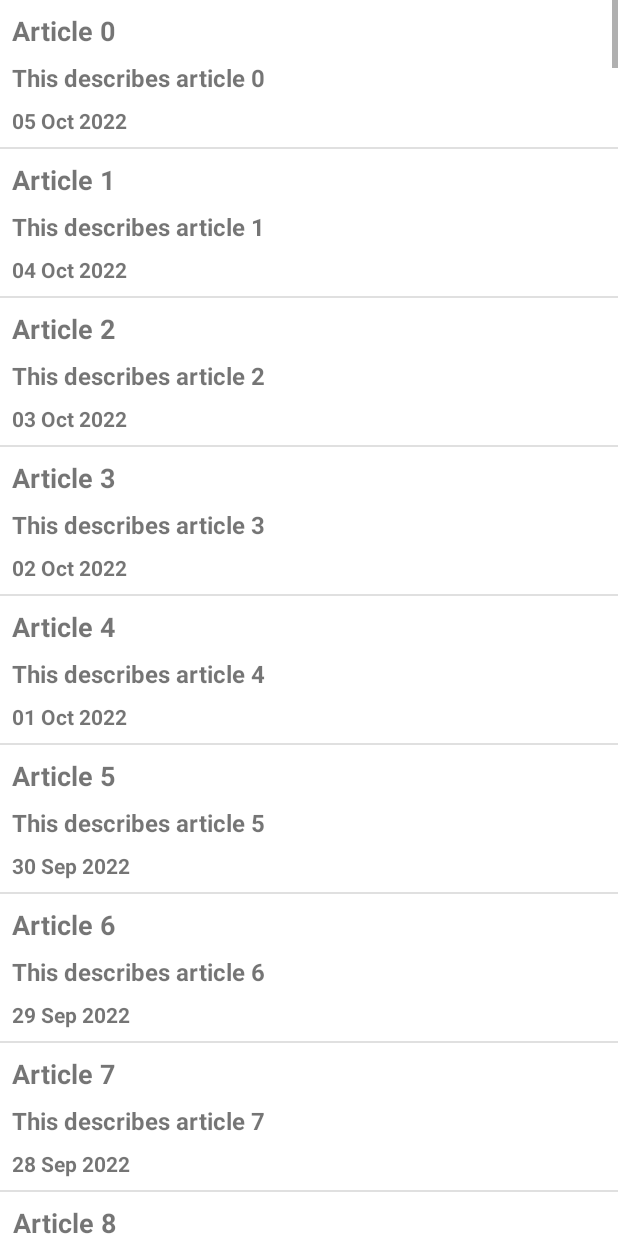
After one commit to pmk2429/hanadroid, an Android app: the ArticleListPaginationActivity screen opened directly, with no data from a screen before it, on a phone screen of 412 x 824 dp. The commit adds this screen. Run offline under Robolectric (Android 15) with nearby library versions, the phone set to English and light mode, and no system bars; our stand-ins replace paging; network calls fail.

Commit message:
Add Infinite Scroll - Pagination, Multiple Coroutines, Image Loading

```diff
--- a/app/src/main/AndroidManifest.xml
+++ b/app/src/main/AndroidManifest.xml
@@ -40,6 +40,10 @@
             android:name=".ui.UniversityMainActivity"
             android:exported="true"
             android:theme="@style/Theme.HanaDroid.NoActionBar" />
+        <activity
+            android:name=".ui.ArticleListPaginationActivity"
+            android:exported="true"
+            android:theme="@style/Theme.HanaDroid.NoActionBar" />
     </application>
 
 </manifest>
--- /dev/null
+++ b/app/src/main/java/com/example/hanadroid/adapters/ArticleAdapter.kt
@@ -0,0 +1,56 @@
+/*
+ * Copyright 2022 The Android Open Source Project
+ *
+ * Licensed under the Apache License, Version 2.0 (the "License");
+ * you may not use this file except in compliance with the License.
+ * You may obtain a copy of the License at
+ *
+ *     https://www.apache.org/licenses/LICENSE-2.0
+ *
+ * Unless required by applicable law or agreed to in writing, software
+ * distributed under the License is distributed on an "AS IS" BASIS,
+ * WITHOUT WARRANTIES OR CONDITIONS OF ANY KIND, either express or implied.
+ * See the License for the specific language governing permissions and
+ * limitations under the License.
+ */
+
+package com.example.android.codelabs.paging.ui
+
+import android.view.LayoutInflater
+import android.view.ViewGroup
+import androidx.paging.PagingDataAdapter
+import androidx.recyclerview.widget.DiffUtil
+import com.example.android.codelabs.paging.data.Article
+import com.example.hanadroid.databinding.ArticleViewholderBinding
+
+/**
+ * Adapter for an [Article] [List].
+ */
+class ArticleAdapter : PagingDataAdapter<Article, ArticleViewHolder>(ARTICLE_DIFF_CALLBACK) {
+
+    override fun onCreateViewHolder(parent: ViewGroup, viewType: Int): ArticleViewHolder =
+        ArticleViewHolder(
+            ArticleViewholderBinding.inflate(
+                LayoutInflater.from(parent.context),
+                parent,
+                false,
+            )
+        )
+
+    override fun onBindViewHolder(holder: ArticleViewHolder, position: Int) {
+        val tile = getItem(position)
+        if (tile != null) {
+            holder.bind(tile)
+        }
+    }
+
+    companion object {
+        private val ARTICLE_DIFF_CALLBACK = object : DiffUtil.ItemCallback<Article>() {
+            override fun areItemsTheSame(oldItem: Article, newItem: Article): Boolean =
+                oldItem.id == newItem.id
+
+            override fun areContentsTheSame(oldItem: Article, newItem: Article): Boolean =
+                oldItem == newItem
+        }
+    }
+}
--- /dev/null
+++ b/app/src/main/java/com/example/hanadroid/adapters/ArticleViewHolder.kt
@@ -0,0 +1,38 @@
+/*
+ * Copyright 2022 The Android Open Source Project
+ *
+ * Licensed under the Apache License, Version 2.0 (the "License");
+ * you may not use this file except in compliance with the License.
+ * You may obtain a copy of the License at
+ *
+ *     https://www.apache.org/licenses/LICENSE-2.0
+ *
+ * Unless required by applicable law or agreed to in writing, software
+ * distributed under the License is distributed on an "AS IS" BASIS,
+ * WITHOUT WARRANTIES OR CONDITIONS OF ANY KIND, either express or implied.
+ * See the License for the specific language governing permissions and
+ * limitations under the License.
+ */
+
+package com.example.android.codelabs.paging.ui
+
+import androidx.recyclerview.widget.RecyclerView
+import com.example.android.codelabs.paging.data.Article
+import com.example.android.codelabs.paging.data.createdText
+import com.example.hanadroid.databinding.ArticleViewholderBinding
+
+/**
+ * View Holder for a [Article] RecyclerView list item.
+ */
+class ArticleViewHolder(
+    private val binding: ArticleViewholderBinding
+) : RecyclerView.ViewHolder(binding.root) {
+
+    fun bind(article: Article) {
+        binding.apply {
+            binding.title.text = article.title
+            binding.description.text = article.description
+            binding.created.text = article.createdText
+        }
+    }
+}
--- /dev/null
+++ b/app/src/main/java/com/example/hanadroid/data/dogapi/DogApiService.kt
@@ -0,0 +1,5 @@
+package com.example.hanadroid.data.dogapi
+
+class DogApiService {
+
+}
--- /dev/null
+++ b/app/src/main/java/com/example/hanadroid/data/model/Article.kt
@@ -0,0 +1,34 @@
+/*
+ * Copyright 2022 The Android Open Source Project
+ *
+ * Licensed under the Apache License, Version 2.0 (the "License");
+ * you may not use this file except in compliance with the License.
+ * You may obtain a copy of the License at
+ *
+ *     https://www.apache.org/licenses/LICENSE-2.0
+ *
+ * Unless required by applicable law or agreed to in writing, software
+ * distributed under the License is distributed on an "AS IS" BASIS,
+ * WITHOUT WARRANTIES OR CONDITIONS OF ANY KIND, either express or implied.
+ * See the License for the specific language governing permissions and
+ * limitations under the License.
+ */
+
+package com.example.android.codelabs.paging.data
+
+import java.time.LocalDateTime
+import java.time.format.DateTimeFormatter
+
+/**
+ * Immutable model class for an article
+ */
+data class Article(
+    val id: Int,
+    val title: String,
+    val description: String,
+    val created: LocalDateTime,
+)
+
+val Article.createdText: String get() = articleDateFormatter.format(created)
+
+private val articleDateFormatter = DateTimeFormatter.ofPattern("dd MMM yyyy")
--- /dev/null
+++ b/app/src/main/java/com/example/hanadroid/data/model/ArticlePagingSource.kt
@@ -0,0 +1,81 @@
+/*
+ * Copyright 2022 The Android Open Source Project
+ *
+ * Licensed under the Apache License, Version 2.0 (the "License");
+ * you may not use this file except in compliance with the License.
+ * You may obtain a copy of the License at
+ *
+ *     https://www.apache.org/licenses/LICENSE-2.0
+ *
+ * Unless required by applicable law or agreed to in writing, software
+ * distributed under the License is distributed on an "AS IS" BASIS,
+ * WITHOUT WARRANTIES OR CONDITIONS OF ANY KIND, either express or implied.
+ * See the License for the specific language governing permissions and
+ * limitations under the License.
+ */
+
+package com.example.android.codelabs.paging.data
+
+import androidx.paging.PagingSource
+import androidx.paging.PagingState
+import kotlinx.coroutines.delay
+import java.time.LocalDateTime
+import kotlin.math.max
+
+// The initial key used for loading.
+// This is the article id of the first article that will be loaded
+private const val STARTING_KEY = 0
+private const val LOAD_DELAY_MILLIS = 3_000L
+
+private val firstArticleCreatedTime = LocalDateTime.now()
+
+/**
+ * A [PagingSource] that loads articles for paging. The [Int] is the paging key or query that is used to fetch more
+ * data, and the [Article] specifies that the [PagingSource] fetches an [Article] [List].
+ */
+class ArticlePagingSource : PagingSource<Int, Article>() {
+
+    override suspend fun load(params: LoadParams<Int>): LoadResult<Int, Article> {
+        // If params.key is null, it is the first load, so we start loading with STARTING_KEY
+        val startKey = params.key ?: STARTING_KEY
+
+        // We fetch as many articles as hinted to by params.loadSize
+        val range = startKey.until(startKey + params.loadSize)
+
+        // Simulate a delay for loads adter the initial load
+        if (startKey != STARTING_KEY) delay(LOAD_DELAY_MILLIS)
+        return LoadResult.Page(
+            data = range.map { number ->
+                Article(
+                    id = number,
+                    title = "Article $number",
+                    description = "This describes article $number",
+                    created = firstArticleCreatedTime.minusDays(number.toLong())
+                )
+            },
+            prevKey = when (startKey) {
+                STARTING_KEY -> null
+                else -> when (val prevKey = ensureValidKey(key = range.first - params.loadSize)) {
+                    // We're at the start, there's nothing more to load
+                    STARTING_KEY -> null
+                    else -> prevKey
+                }
+            },
+            nextKey = range.last + 1
+        )
+    }
+
+    // The refresh key is used for the initial load of the next PagingSource, after invalidation
+    override fun getRefreshKey(state: PagingState<Int, Article>): Int? {
+        // In our case we grab the item closest to the anchor position
+        // then return its id - (state.config.pageSize / 2) as a buffer
+        val anchorPosition = state.anchorPosition ?: return null
+        val article = state.closestItemToPosition(anchorPosition) ?: return null
+        return ensureValidKey(key = article.id - (state.config.pageSize / 2))
+    }
+
+    /**
+     * Makes sure the paging key is never less than [STARTING_KEY]
+     */
+    private fun ensureValidKey(key: Int) = max(STARTING_KEY, key)
+}
--- /dev/null
+++ b/app/src/main/java/com/example/hanadroid/networking/Constants.kt
@@ -0,0 +1,6 @@
+package com.example.hanadroid.networking
+
+const val UNIVERSITY_BASE_URL: String = "http://universities.hipolabs.com/"
+const val BORED_ACTIVITY_BASE_URL: String = "http://www.boredapi.com/api/activity/"
+const val WOOF_DOG_BASE_URL: String = "https://random.dog/woof.json"
+const val DOG_CEO_BASE_URL: String = "https://dog.ceo/api/breeds/image/random"
--- a/app/src/main/java/com/example/hanadroid/networking/RetrofitBuilder.kt
+++ b/app/src/main/java/com/example/hanadroid/networking/RetrofitBuilder.kt
@@ -1,19 +1,13 @@
 package com.example.hanadroid.networking
 
-import android.content.Context
 import com.example.hanadroid.data.boredactivityapi.BoredActivityApiService
 import com.example.hanadroid.data.universityapi.UniversityApiService
-import okhttp3.Cache
 import okhttp3.OkHttpClient
 import okhttp3.logging.HttpLoggingInterceptor
 import retrofit2.Retrofit
 import retrofit2.converter.gson.GsonConverterFactory
-import java.io.File
 
 object RetrofitBuilder {
-
-    private const val UNIVERSITY_BASE_URL: String = "http://universities.hipolabs.com/"
-    private const val BORED_ACTIVITY_BASE_URL: String = "http://www.boredapi.com/api/activity/"
 
     private fun createUniversity(): Retrofit {
         val logger = HttpLoggingInterceptor().apply { level = HttpLoggingInterceptor.Level.BASIC }
--- /dev/null
+++ b/app/src/main/java/com/example/hanadroid/repository/ArticleRepository.kt
@@ -0,0 +1,30 @@
+/*
+ * Copyright 2022 The Android Open Source Project
+ *
+ * Licensed under the Apache License, Version 2.0 (the "License");
+ * you may not use this file except in compliance with the License.
+ * You may obtain a copy of the License at
+ *
+ *     https://www.apache.org/licenses/LICENSE-2.0
+ *
+ * Unless required by applicable law or agreed to in writing, software
+ * distributed under the License is distributed on an "AS IS" BASIS,
+ * WITHOUT WARRANTIES OR CONDITIONS OF ANY KIND, either express or implied.
+ * See the License for the specific language governing permissions and
+ * limitations under the License.
+ */
+
+package com.example.hanadroid.repository
+
+import androidx.paging.PagingSource
+import com.example.android.codelabs.paging.data.ArticlePagingSource
+
+/**
+ * Repository class that mimics fetching [Article] instances from an asynchronous source.
+ */
+class ArticleRepository {
+    /**
+     * [PagingSource] for [Article]
+     */
+    fun articlePagingSource() = ArticlePagingSource()
+}
--- /dev/null
+++ b/app/src/main/java/com/example/hanadroid/ui/ArticleListPaginationActivity.kt
@@ -0,0 +1,88 @@
+/*
+ * Copyright 2022 The Android Open Source Project
+ *
+ * Licensed under the Apache License, Version 2.0 (the "License");
+ * you may not use this file except in compliance with the License.
+ * You may obtain a copy of the License at
+ *
+ *     https://www.apache.org/licenses/LICENSE-2.0
+ *
+ * Unless required by applicable law or agreed to in writing, software
+ * distributed under the License is distributed on an "AS IS" BASIS,
+ * WITHOUT WARRANTIES OR CONDITIONS OF ANY KIND, either express or implied.
+ * See the License for the specific language governing permissions and
+ * limitations under the License.
+ */
+
+package com.example.hanadroid.ui
+
+import android.os.Bundle
+import androidx.activity.viewModels
+import androidx.appcompat.app.AppCompatActivity
+import androidx.core.view.isVisible
+import androidx.lifecycle.Lifecycle
+import androidx.lifecycle.lifecycleScope
+import androidx.lifecycle.repeatOnLifecycle
+import androidx.paging.LoadState.Loading
+import androidx.recyclerview.widget.DividerItemDecoration
+import androidx.recyclerview.widget.LinearLayoutManager
+import androidx.recyclerview.widget.RecyclerView
+import com.example.android.codelabs.paging.ui.ArticleAdapter
+import com.example.hanadroid.databinding.ActivityArticlesBinding
+import com.example.hanadroid.viewmodels.ArticleViewModel
+import com.example.hanadroid.viewmodels.HanaViewModelFactory
+import kotlinx.coroutines.flow.collectLatest
+import kotlinx.coroutines.launch
+
+class ArticleListPaginationActivity : AppCompatActivity() {
+
+    override fun onCreate(savedInstanceState: Bundle?) {
+        super.onCreate(savedInstanceState)
+        val binding = ActivityArticlesBinding.inflate(layoutInflater)
+        val view = binding.root
+        setContentView(view)
+
+        // Instantiate the view model
+        val viewModel by viewModels<ArticleViewModel>(
+            factoryProducer = { HanaViewModelFactory(this) }
+        )
+
+        val items = viewModel.items
+        val articleAdapter = ArticleAdapter()
+
+        binding.bindAdapter(articleAdapter = articleAdapter)
+
+        // Collect from the PagingData Flow in the ViewModel, and submit it to the
+        // PagingDataAdapter.
+        lifecycleScope.launch {
+            // We repeat on the STARTED lifecycle because an Activity may be PAUSED
+            // but still visible on the screen, for example in a multi window app
+            repeatOnLifecycle(Lifecycle.State.STARTED) {
+                items.collectLatest {
+                    articleAdapter.submitData(it)
+                }
+            }
+        }
+
+        // Use the CombinedLoadStates provided by the loadStateFlow on the ArticleAdapter to
+        // show progress bars when more data is being fetched
+        lifecycleScope.launch {
+            repeatOnLifecycle(Lifecycle.State.STARTED) {
+                articleAdapter.loadStateFlow.collect {
+                    binding.prependProgress.isVisible = it.source.prepend is Loading
+                    binding.appendProgress.isVisible = it.source.append is Loading
+                }
+            }
+        }
+    }
+}
+
+/**
+ * Sets up the [RecyclerView] and binds [ArticleAdapter] to it
+ */
+private fun ActivityArticlesBinding.bindAdapter(articleAdapter: ArticleAdapter) {
+    list.adapter = articleAdapter
+    list.layoutManager = LinearLayoutManager(list.context)
+    val decoration = DividerItemDecoration(list.context, DividerItemDecoration.VERTICAL)
+    list.addItemDecoration(decoration)
+}
--- a/app/src/main/java/com/example/hanadroid/ui/EntryActivity.kt
+++ b/app/src/main/java/com/example/hanadroid/ui/EntryActivity.kt
@@ -24,6 +24,13 @@ class EntryActivity : AppCompatActivity() {
             }
         }
 
+    private val paginationActivityLauncher =
+        registerForActivityResult(ActivityResultContracts.StartActivityForResult()) { result ->
+            if (result.resultCode == Activity.RESULT_OK) {
+                val intent = result.data
+            }
+        }
+
     override fun onCreate(savedInstanceState: Bundle?) {
         super.onCreate(savedInstanceState)
         _binding = ActivityEntryBinding.inflate(layoutInflater)
@@ -38,6 +45,14 @@ class EntryActivity : AppCompatActivity() {
             setOnTouchListener(handleTouchListener)
             setOnClickListener { launchBoredActivity() }
         }
+
+        binding.fabPaginationArticles.apply {
+            setOnClickListener { launchPaginationActivity() }
+        }
+    }
+
+    private fun launchUniversityActivity() {
+        universityActivityLauncher.launch(Intent(this, UniversityMainActivity::class.java))
     }
 
     private fun launchBoredActivity() {
@@ -45,8 +60,8 @@ class EntryActivity : AppCompatActivity() {
         startActivity(intent)
     }
 
-    private fun launchUniversityActivity() {
-        universityActivityLauncher.launch(Intent(this, UniversityMainActivity::class.java))
+    private fun launchPaginationActivity() {
+        paginationActivityLauncher.launch(Intent(this, ArticleListPaginationActivity::class.java))
     }
 
     /**
--- a/app/src/main/java/com/example/hanadroid/util/Extensions.kt
+++ b/app/src/main/java/com/example/hanadroid/util/Extensions.kt
@@ -20,13 +20,17 @@ fun <T : View> ViewGroup.getViewsByType(viewTypeClass: Class<T>): List<T> {
     }.filterNotNull()
 }
 
-fun <T : View> ViewGroup.allDirectChildren(): List<View> {
+fun <T : View> View.allDirectChildren(): List<View> {
+    if (this !is ViewGroup || childCount == 0) return listOf(this)
+
     return mutableListOf<View>().apply {
         addAll((0 until childCount).map { i -> getChildAt(i) })
     }.toList()
 }
 
 inline fun <reified T : View> View.allChildViews(): List<View> {
+    // if current View is not ViewGroup, it won't have any children
+    // hence return empty List
     if (this !is ViewGroup || childCount == 0) return listOf(this)
 
     return children
--- /dev/null
+++ b/app/src/main/java/com/example/hanadroid/viewmodels/ArticleViewModel.kt
@@ -0,0 +1,50 @@
+/*
+ * Copyright 2022 The Android Open Source Project
+ *
+ * Licensed under the Apache License, Version 2.0 (the "License");
+ * you may not use this file except in compliance with the License.
+ * You may obtain a copy of the License at
+ *
+ *     https://www.apache.org/licenses/LICENSE-2.0
+ *
+ * Unless required by applicable law or agreed to in writing, software
+ * distributed under the License is distributed on an "AS IS" BASIS,
+ * WITHOUT WARRANTIES OR CONDITIONS OF ANY KIND, either express or implied.
+ * See the License for the specific language governing permissions and
+ * limitations under the License.
+ */
+
+package com.example.hanadroid.viewmodels
+
+import androidx.lifecycle.ViewModel
+import androidx.lifecycle.viewModelScope
+import androidx.paging.Pager
+import androidx.paging.PagingConfig
+import androidx.paging.PagingData
+import androidx.paging.cachedIn
+import com.example.android.codelabs.paging.data.Article
+import com.example.hanadroid.repository.ArticleRepository
+import kotlinx.coroutines.flow.Flow
+
+private const val ITEMS_PER_PAGE = 50
+
+/**
+ * ViewModel for the [ArticleActivity] screen.
+ * The ViewModel works with the [ArticleRepository] to get the data.
+ */
+class ArticleViewModel(
+    repository: ArticleRepository,
+) : ViewModel() {
+
+    /**
+     * Stream of immutable states representative of the UI.
+     */
+    val items: Flow<PagingData<Article>> = Pager(
+        config = PagingConfig(pageSize = ITEMS_PER_PAGE, enablePlaceholders = false),
+        pagingSourceFactory = { repository.articlePagingSource() }
+    ).flow
+        // cachedIn allows paging to remain active in the viewModel scope, so even if the UI
+        // showing the paged data goes through lifecycle changes, pagination remains cached and
+        // the UI does not have to start paging from the beginning when it resumes.
+        .cachedIn(viewModelScope)
+}
--- a/app/src/main/java/com/example/hanadroid/viewmodels/HanaViewModelFactory.kt
+++ b/app/src/main/java/com/example/hanadroid/viewmodels/HanaViewModelFactory.kt
@@ -8,6 +8,7 @@ import androidx.savedstate.SavedStateRegistryOwner
 import com.example.hanadroid.data.boredactivityapi.BoredActivityApiHelperImpl
 import com.example.hanadroid.data.universityapi.UniversityApiHelperImpl
 import com.example.hanadroid.networking.RetrofitBuilder
+import com.example.hanadroid.repository.ArticleRepository
 import com.example.hanadroid.repository.BoredActivityRepository
 import com.example.hanadroid.repository.UniversityRepository
 import com.example.hanadroid.usecases.FetchBoredActivityUseCases
@@ -30,6 +31,9 @@ class HanaViewModelFactory(
         }
         if (modelClass.isAssignableFrom(BoredActivityViewModel::class.java)) {
             return BoredActivityViewModel(handle, createBoredActivityUseCase()) as T
+        }
+        if (modelClass.isAssignableFrom(ArticleViewModel::class.java)) {
+            return ArticleViewModel(provideArticleRepository()) as T
         }
         throw IllegalArgumentException("Unknown Class Identifier")
     }
@@ -58,4 +62,6 @@ class HanaViewModelFactory(
             DefaultDispatcherProvider
         )
     }
+
+    private fun provideArticleRepository(): ArticleRepository = ArticleRepository()
 }
--- /dev/null
+++ b/app/src/main/res/layout/activity_articles.xml
@@ -0,0 +1,52 @@
+<?xml version="1.0" encoding="utf-8"?><!--
+  ~ Copyright (C) 2018 The Android Open Source Project
+  ~
+  ~ Licensed under the Apache License, Version 2.0 (the "License");
+  ~ you may not use this file except in compliance with the License.
+  ~ You may obtain a copy of the License at
+  ~
+  ~      http://www.apache.org/licenses/LICENSE-2.0
+  ~
+  ~ Unless required by applicable law or agreed to in writing, software
+  ~ distributed under the License is distributed on an "AS IS" BASIS,
+  ~ WITHOUT WARRANTIES OR CONDITIONS OF ANY KIND, either express or implied.
+  ~ See the License for the specific language governing permissions and
+  ~ limitations under the License.
+  -->
+
+<androidx.constraintlayout.widget.ConstraintLayout xmlns:android="http://schemas.android.com/apk/res/android"
+    xmlns:app="http://schemas.android.com/apk/res-auto"
+    xmlns:tools="http://schemas.android.com/tools"
+    android:layout_width="match_parent"
+    android:layout_height="match_parent"
+    tools:context=".ui.ArticleListPaginationActivity">
+
+    <androidx.recyclerview.widget.RecyclerView
+        android:id="@+id/list"
+        android:layout_width="0dp"
+        android:layout_height="0dp"
+        android:scrollbars="vertical"
+        app:layout_constraintBottom_toBottomOf="parent"
+        app:layout_constraintEnd_toEndOf="parent"
+        app:layout_constraintStart_toStartOf="parent"
+        app:layout_constraintTop_toTopOf="parent" />
+
+    <com.google.android.material.progressindicator.LinearProgressIndicator
+        android:id="@+id/prepend_progress"
+        android:layout_width="0dp"
+        android:layout_height="wrap_content"
+        android:indeterminate="true"
+        app:layout_constraintEnd_toEndOf="parent"
+        app:layout_constraintStart_toStartOf="parent"
+        app:layout_constraintTop_toTopOf="parent" />
+
+    <com.google.android.material.progressindicator.LinearProgressIndicator
+        android:id="@+id/append_progress"
+        android:layout_width="0dp"
+        android:layout_height="wrap_content"
+        android:indeterminate="true"
+        app:layout_constraintBottom_toBottomOf="parent"
+        app:layout_constraintEnd_toEndOf="parent"
+        app:layout_constraintStart_toStartOf="parent" />
+
+</androidx.constraintlayout.widget.ConstraintLayout>
--- a/app/src/main/res/layout/activity_entry.xml
+++ b/app/src/main/res/layout/activity_entry.xml
@@ -28,4 +28,15 @@
         app:layout_constraintEnd_toEndOf="parent"
         app:srcCompat="@android:drawable/ic_media_play" />
 
+    <com.google.android.material.floatingactionbutton.FloatingActionButton
+        android:id="@+id/fab_pagination_articles"
+        android:layout_width="wrap_content"
+        android:layout_height="wrap_content"
+        android:layout_gravity="bottom|end"
+        android:layout_marginEnd="@dimen/fab_margin"
+        android:layout_marginBottom="@dimen/fab_margin"
+        app:layout_constraintBottom_toTopOf="@id/fab_bored_activity"
+        app:layout_constraintEnd_toEndOf="parent"
+        app:srcCompat="@android:drawable/ic_popup_disk_full" />
+
 </androidx.constraintlayout.widget.ConstraintLayout>
--- /dev/null
+++ b/app/src/main/res/layout/article_viewholder.xml
@@ -0,0 +1,61 @@
+<?xml version="1.0" encoding="utf-8"?><!--
+  ~ Copyright (C) 2018 The Android Open Source Project
+  ~
+  ~ Licensed under the Apache License, Version 2.0 (the "License");
+  ~ you may not use this file except in compliance with the License.
+  ~ You may obtain a copy of the License at
+  ~
+  ~      http://www.apache.org/licenses/LICENSE-2.0
+  ~
+  ~ Unless required by applicable law or agreed to in writing, software
+  ~ distributed under the License is distributed on an "AS IS" BASIS,
+  ~ WITHOUT WARRANTIES OR CONDITIONS OF ANY KIND, either express or implied.
+  ~ See the License for the specific language governing permissions and
+  ~ limitations under the License.
+  -->
+
+<androidx.constraintlayout.widget.ConstraintLayout xmlns:android="http://schemas.android.com/apk/res/android"
+    xmlns:app="http://schemas.android.com/apk/res-auto"
+    xmlns:tools="http://schemas.android.com/tools"
+    android:layout_width="match_parent"
+    android:layout_height="wrap_content"
+    android:padding="8dp">
+
+    <TextView
+        android:id="@+id/title"
+        android:layout_width="wrap_content"
+        android:layout_height="wrap_content"
+        android:layout_gravity="center"
+        android:gravity="center"
+        android:textSize="18sp"
+        android:textStyle="bold"
+        app:layout_constraintStart_toStartOf="parent"
+        app:layout_constraintTop_toTopOf="parent"
+        tools:text="I am an article" />
+
+    <TextView
+        android:id="@+id/description"
+        android:layout_width="wrap_content"
+        android:layout_height="wrap_content"
+        android:layout_gravity="center"
+        android:layout_marginTop="8dp"
+        android:gravity="center"
+        android:textSize="16sp"
+        android:textStyle="bold"
+        app:layout_constraintStart_toStartOf="parent"
+        app:layout_constraintTop_toBottomOf="@+id/title"
+        tools:text="I am an article" />
+
+    <TextView
+        android:id="@+id/created"
+        android:layout_width="wrap_content"
+        android:layout_height="wrap_content"
+        android:layout_gravity="center"
+        android:layout_marginTop="8dp"
+        android:gravity="center"
+        android:textSize="14sp"
+        android:textStyle="bold"
+        app:layout_constraintStart_toStartOf="parent"
+        app:layout_constraintTop_toBottomOf="@+id/description"
+        tools:text="I am an article" />
+</androidx.constraintlayout.widget.ConstraintLayout>
```
